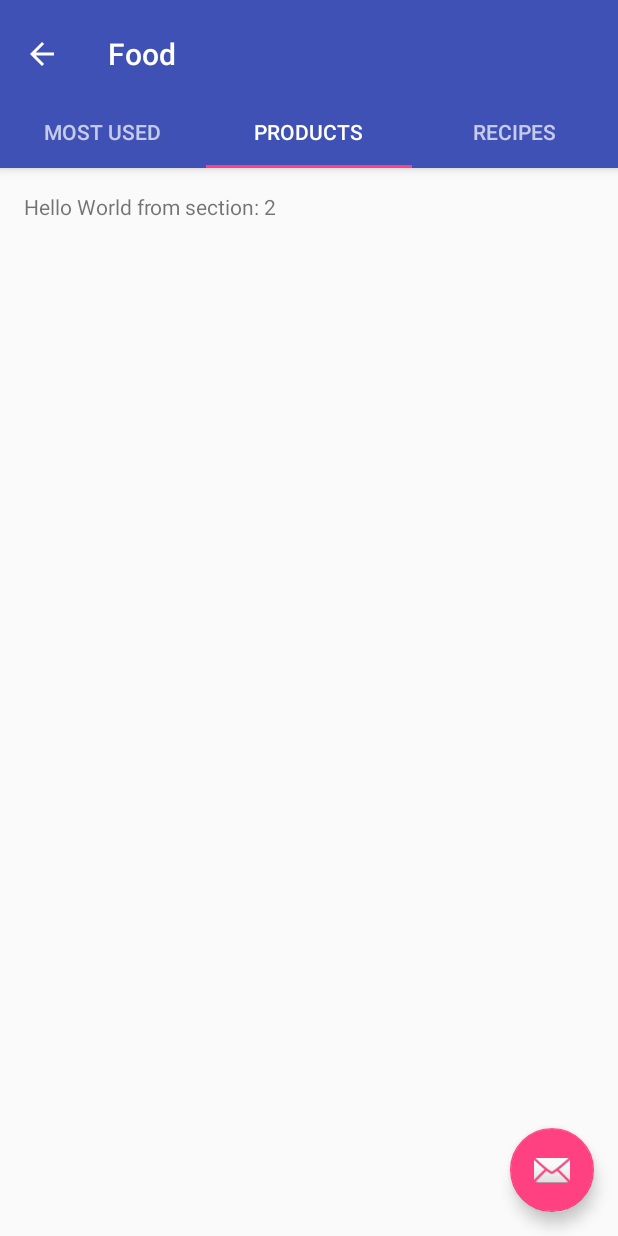
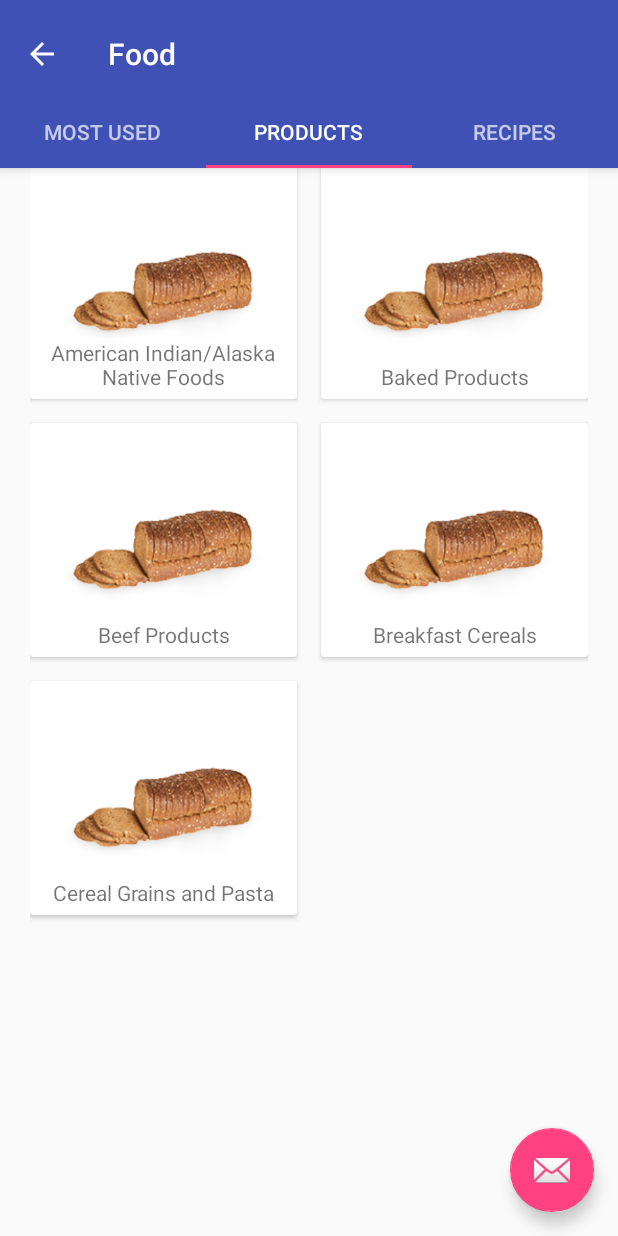
Before and after one commit to denLaure/trackit-native, an Android app: the FoodActivity screen opened directly, with no data from a screen before it, tab 2 chosen, on a phone screen of 412 x 824 dp. Run offline under Robolectric (Android 15) with nearby library versions, the phone set to English and light mode, and no system bars.

Commit message:
Add category list fragment

```diff
--- a/app/src/main/java/se/kth/eit/trackit/FoodActivity.java
+++ b/app/src/main/java/se/kth/eit/trackit/FoodActivity.java
@@ -18,6 +18,7 @@ import android.view.View;
 import android.view.ViewGroup;
 
 import android.widget.TextView;
+import se.kth.eit.trackit.view.ProductCategoriesFragment;
 
 public class FoodActivity extends AppCompatActivity {
 
@@ -67,21 +68,6 @@ public class FoodActivity extends AppCompatActivity {
 
     }
 
-    @Override
-    public boolean onOptionsItemSelected(MenuItem item) {
-        // Handle action bar item clicks here. The action bar will
-        // automatically handle clicks on the Home/Up button, so long
-        // as you specify a parent activity in AndroidManifest.xml.
-        int id = item.getItemId();
-
-        //noinspection SimplifiableIfStatement
-        if (id == R.id.action_settings) {
-            return true;
-        }
-
-        return super.onOptionsItemSelected(item);
-    }
-
     /**
      * A placeholder fragment containing a simple view.
      */
@@ -129,8 +115,7 @@ public class FoodActivity extends AppCompatActivity {
 
         @Override
         public Fragment getItem(int position) {
-            // getItem is called to instantiate the fragment for the given page.
-            // Return a PlaceholderFragment (defined as a static inner class below).
+            if (position == 1) return new ProductCategoriesFragment();
             return PlaceholderFragment.newInstance(position + 1);
         }
 
--- /dev/null
+++ b/app/src/main/java/se/kth/eit/trackit/model/ProductCategory.java
@@ -0,0 +1,28 @@
+package se.kth.eit.trackit.model;
+
+/**
+ * Product category model class.
+ */
+public class ProductCategory {
+    private String id, name;
+
+    private int imageId;
+
+    public ProductCategory(String id, String name, int imageId) {
+        this.id = id;
+        this.name = name;
+        this.imageId = imageId;
+    }
+
+    public int getImageId() {
+        return imageId;
+    }
+
+    public String getId() {
+        return id;
+    }
+
+    public String getName() {
+        return name;
+    }
+}
--- /dev/null
+++ b/app/src/main/java/se/kth/eit/trackit/view/ProductCategoriesFragment.java
@@ -0,0 +1,42 @@
+package se.kth.eit.trackit.view;
+
+import android.os.Bundle;
+import android.support.v4.app.Fragment;
+import android.view.LayoutInflater;
+import android.view.View;
+import android.view.ViewGroup;
+import android.widget.GridView;
+import se.kth.eit.trackit.R;
+import se.kth.eit.trackit.model.ProductCategory;
+
+import java.util.ArrayList;
+import java.util.List;
+
+/**
+ * Fragment with the list of product categories.
+ */
+public class ProductCategoriesFragment extends Fragment {
+
+    private List<ProductCategory> categories;
+
+    public ProductCategoriesFragment() {
+        categories = new ArrayList<>();
+        categories.add(new ProductCategory("3500", "American Indian/Alaska Native Foods",
+                R.drawable.bakery));
+        categories.add(new ProductCategory("1800", "Baked Products", R.drawable.bakery));
+        categories.add(new ProductCategory("1300", "Beef Products", R.drawable.bakery));
+        categories.add(new ProductCategory("0800", "Breakfast Cereals", R.drawable.bakery));
+        categories.add(new ProductCategory("2000", "Cereal Grains and Pasta",
+                R.drawable.bakery));
+    }
+
+    @Override
+    public View onCreateView(LayoutInflater inflater, ViewGroup container,
+            Bundle savedInstanceState) {
+        View view = inflater.inflate(R.layout.fragment_product_categories, container, false);
+        ((GridView) view.findViewById(R.id.categories_list_view))
+                .setAdapter(new ProductCategoryAdapter(getActivity(), categories));
+        return view;
+
+    }
+}
--- /dev/null
+++ b/app/src/main/java/se/kth/eit/trackit/view/ProductCategoryAdapter.java
@@ -0,0 +1,57 @@
+package se.kth.eit.trackit.view;
+
+import android.content.Context;
+import android.view.LayoutInflater;
+import android.view.View;
+import android.view.ViewGroup;
+import android.widget.BaseAdapter;
+import android.widget.ImageView;
+import android.widget.TextView;
+import se.kth.eit.trackit.R;
+import se.kth.eit.trackit.model.ProductCategory;
+
+import java.util.List;
+
+/**
+ * List adapter for product categories.
+ */
+public class ProductCategoryAdapter extends BaseAdapter {
+
+    private Context context;
+
+    private List<ProductCategory> categories;
+
+    public ProductCategoryAdapter(Context context, List<ProductCategory> categories) {
+        this.context = context;
+        this.categories = categories;
+    }
+
+    @Override
+    public int getCount() {
+        return categories.size();
+    }
+
+    @Override
+    public Object getItem(int i) {
+        return categories.get(i);
+    }
+
+    @Override
+    public long getItemId(int i) {
+        return i;
+    }
+
+    @Override
+    public View getView(int i, View convertView, ViewGroup viewGroup) {
+        View view = convertView;
+        if (view == null) {
+            LayoutInflater inflater = (LayoutInflater) context
+                    .getSystemService(Context.LAYOUT_INFLATER_SERVICE);
+            view = inflater.inflate(R.layout.category_list_item, viewGroup, false);
+        }
+        ((ImageView) view.findViewById(R.id.category_image))
+                .setImageResource(categories.get(i).getImageId());
+        ((TextView) view.findViewById(R.id.category_name_label)).setText(categories.get(i).getName());
+        return view;
+    }
+}
--- a/app/src/main/res/layout/activity_food.xml
+++ b/app/src/main/res/layout/activity_food.xml
@@ -35,9 +35,9 @@
 
     <android.support.v4.view.ViewPager
             android:id="@+id/container"
+            android:layout_marginTop="110dp"
             android:layout_width="match_parent"
-            android:layout_height="match_parent"
-            app:layout_behavior="@string/appbar_scrolling_view_behavior"/>
+            android:layout_height="match_parent"/>
 
     <android.support.design.widget.FloatingActionButton
             android:id="@+id/fab"
--- /dev/null
+++ b/app/src/main/res/layout/category_list_item.xml
@@ -0,0 +1,29 @@
+<?xml version="1.0" encoding="utf-8"?>
+<android.support.v7.widget.CardView
+        xmlns:android="http://schemas.android.com/apk/res/android"
+        android:layout_width="match_parent"
+        android:layout_height="match_parent"
+        android:foreground="?android:attr/selectableItemBackground"
+        android:clickable="true">
+    <RelativeLayout
+            android:layout_width="match_parent"
+            android:layout_height="match_parent">
+        <ImageView
+                android:id="@+id/category_image"
+                android:layout_centerInParent="true"
+                android:padding="20dp"
+                android:layout_width="match_parent"
+                android:layout_height="match_parent"/>
+        <TextView
+                android:id="@+id/category_name_label"
+                android:layout_width="wrap_content"
+                android:layout_height="wrap_content"
+                android:layout_alignParentBottom="true"
+                android:paddingBottom="5dp"
+                android:paddingLeft="5dp"
+                android:paddingRight="5dp"
+                android:gravity="center"
+                android:layout_centerHorizontal="true"/>
+    </RelativeLayout>
+
+</android.support.v7.widget.CardView>
--- a/app/src/main/res/layout/diary_list_item.xml
+++ b/app/src/main/res/layout/diary_list_item.xml
@@ -6,6 +6,8 @@
         android:layout_gravity="center"
         android:layout_width="match_parent"
         android:layout_height="wrap_content"
+        android:foreground="?android:attr/selectableItemBackground"
+        android:clickable="true"
         card_view:contentPadding="15dp">
 
     <LinearLayout
--- /dev/null
+++ b/app/src/main/res/layout/fragment_product_categories.xml
@@ -0,0 +1,12 @@
+<?xml version="1.0" encoding="utf-8"?>
+<GridView xmlns:android="http://schemas.android.com/apk/res/android"
+          android:id="@+id/categories_list_view"
+          android:layout_width="match_parent"
+          android:layout_height="match_parent"
+          android:numColumns="2"
+          android:paddingLeft="20dp"
+          android:paddingRight="20dp"
+          android:verticalSpacing="16dp"
+          android:horizontalSpacing="16dp">
+
+</GridView>
```
Also changed, not shown: app/src/main/res/drawable/bakery.png (added).
